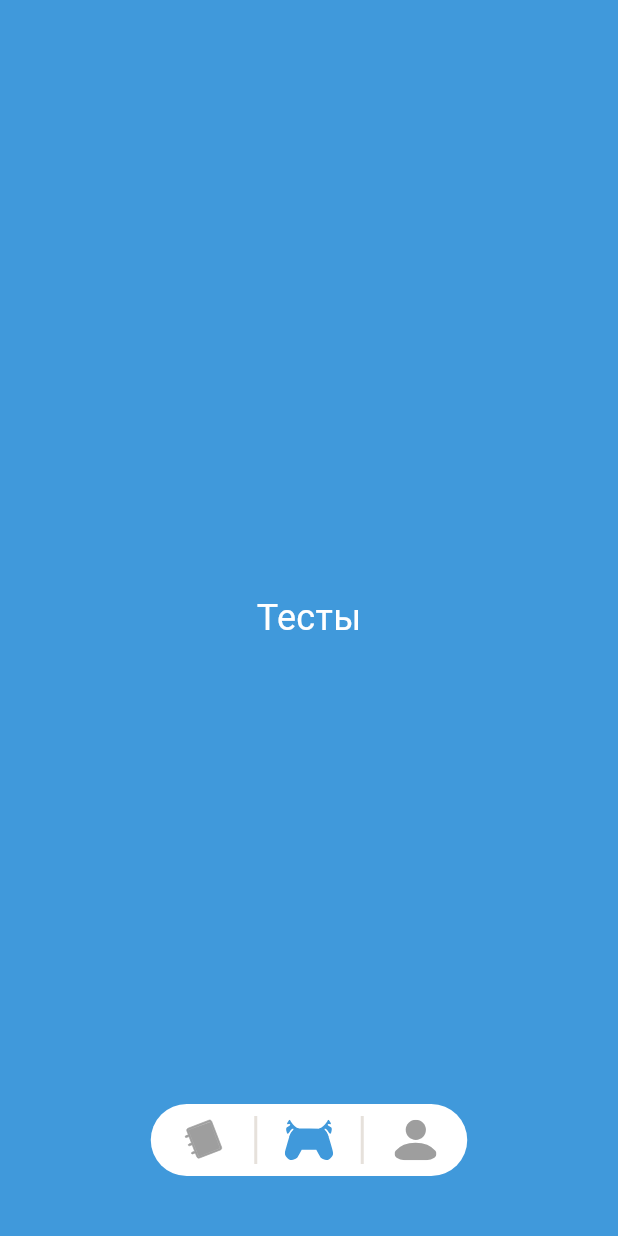
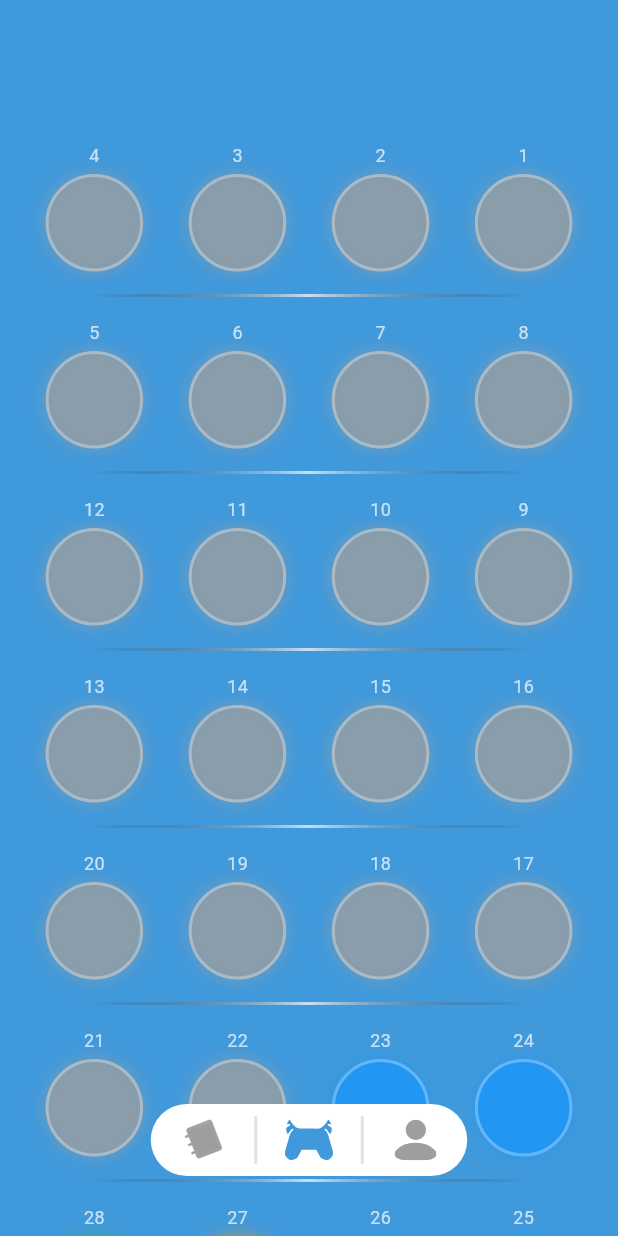
Before and after one commit to katitichka/sugarlife, a Flutter app: the screen it shows after launch, after a tap on an icon or button, on a phone screen of 412 x 824 dp. Run offline on Flutter 3.47's test engine with Material 3 defaults, Android fonts, the phone set to English and light mode, and no system bars; our stand-ins replace flutter_svg, freezed_annotation, google_fonts, sqflite; accounts and stored records are empty.

```diff
--- /dev/null
+++ b/lib/features/game_module/data/repositories/game_module_level_repository_impl.dart
@@ -0,0 +1,2 @@
+// Этот репозиторий реализую когда подключу Supabase,
+// пока вместо него Mock
--- /dev/null
+++ b/lib/features/game_module/domain/repositories/game_module_level_repository.dart
@@ -0,0 +1,6 @@
+import 'package:sugarlife/features/game_module/domain/entities/game_module_level_entity.dart';
+
+abstract interface class GameModuleLevelRepository {
+  Future<List<GameModuleLevelEntity>> getLevelsForSnake();
+  Future<GameModuleLevelEntity> getLevelById({required int levelId});
+}
--- a/lib/features/game_module/presentation/game_page.dart
+++ /dev/null
@@ -1,24 +0,0 @@
-import 'package:flutter/material.dart';
-import 'package:sugarlife/core/theme/app_color.dart';
-
-class GamePage extends StatefulWidget {
-  const GamePage({super.key});
-
-  @override
-  State<GamePage> createState() => _GamePageState();
-}
-
-class _GamePageState extends State<GamePage> {
-  @override
-  Widget build(BuildContext context) {
-    return Scaffold(
-      backgroundColor: AppColors.background,
-      body: Center(
-        child: Text(
-          'Тесты',
-          style: TextStyle(color: AppColors.mainTextColor, fontSize: 24),
-        ),
-      ),
-    );
-  }
-}
--- /dev/null
+++ b/lib/features/game_module/presentation/view/game_page.dart
@@ -0,0 +1,197 @@
+import 'package:flutter/material.dart';
+import 'package:sugarlife/core/theme/app_color.dart';
+
+class GamePage extends StatefulWidget {
+  const GamePage({super.key});
+
+  @override
+  State<GamePage> createState() => _GamePageState();
+}
+
+class _GamePageState extends State<GamePage> {
+  final int totalLessons = 28;
+
+  // Контроллер для скролла снизу вверх
+  final ScrollController _scrollController = ScrollController();
+
+  @override
+  void initState() {
+    super.initState();
+    // Прокручиваем к низу после построения (чтобы видно было начало снизу)
+    WidgetsBinding.instance.addPostFrameCallback((_) {
+      if (_scrollController.hasClients) {
+        _scrollController.animateTo(
+          _scrollController.position.maxScrollExtent,
+          duration: Duration(milliseconds: 300),
+          curve: Curves.easeOut,
+        );
+      }
+    });
+  }
+
+  @override
+  void dispose() {
+    _scrollController.dispose();
+    super.dispose();
+  }
+
+  @override
+  Widget build(BuildContext context) {
+    return Scaffold(
+      backgroundColor: AppColors.background,
+      body: SafeArea(
+        child: CustomScrollView(
+          controller: _scrollController,
+          reverse: true, // Это ключевое! Скролл начинается снизу
+          slivers: [
+            // ПУСТОЕ ПРОСТРАНСТВО СВЕРХУ (чтобы контент был виден снизу)
+            SliverToBoxAdapter(
+              child: SizedBox(height: 100), // Регулируйте высоту по необходимости
+            ),
+
+            // КАРТА УРОКОВ (начинается снизу)
+            _buildLessonsMap(),
+
+            // ОТСТУП СНИЗУ (чтобы не касалось навигации)
+            SliverToBoxAdapter(
+              child: SizedBox(height: 80), // Отступ от нижней панели
+            ),
+          ],
+        ),
+      ),
+    );
+  }
+
+  Widget _buildLessonsMap() {
+    // Для змейки снизу вверх нам нужно инвертировать порядок строк
+    List<Widget> rows = [];
+
+    // Создаем 7 строк (28 / 4 = 7), но начинаем с "низа" (последней строки)
+    for (int rowIndex = 6; rowIndex >= 0; rowIndex--) {
+      final bool isEvenRow = rowIndex % 2 == 0; // Определяем направление
+      final startIndex = rowIndex * 4;
+
+      // Создаем строку с 4 кружками
+      List<Widget> circles = [];
+      for (int i = 0; i < 4; i++) {
+        int lessonNumber = startIndex + i + 1;
+
+        // Для змейки:
+        // - Четные строки (при индексации снизу) идут справа налево
+        // - Нечетные строки идут слева направо
+        if (isEvenRow) {
+          // Четные строки (снизу): справа налево
+          lessonNumber = startIndex + (4 - i);
+        } else {
+          // Нечетные строки (снизу): слева направо
+          lessonNumber = startIndex + i + 1;
+        }
+
+        circles.add(_buildLessonCircle(lessonNumber));
+      }
+
+      // Добавляем строку кружков
+      rows.add(
+        Padding(
+          padding: EdgeInsets.symmetric(vertical: 15),
+          child: Row(
+            mainAxisAlignment: MainAxisAlignment.spaceEvenly,
+            children: circles,
+          ),
+        ),
+      );
+
+      // Добавляем соединительную линию (кроме самой верхней строки)
+      if (rowIndex > 0) {
+        rows.add(
+          Container(
+            height: 2,
+            margin: EdgeInsets.symmetric(horizontal: 60),
+            decoration: BoxDecoration(
+              gradient: LinearGradient(
+                colors: [
+                  Colors.transparent,
+                  Colors.white.withOpacity(0.7),
+                  Colors.transparent,
+                ],
+              ),
+            ),
+          ),
+        );
+      }
+    }
+
+    return SliverList(
+      delegate: SliverChildListDelegate(rows),
+    );
+  }
+
+  Widget _buildLessonCircle(int lessonNumber) {
+    // Логика состояний уроков
+    Color circleColor;
+    String status = '';
+
+    if (lessonNumber == 28) {
+      circleColor = Colors.green; // Последний (первый снизу) - выполнен
+      status = '✓';
+    } else if (lessonNumber == 27) {
+      circleColor = Colors.orange; // Текущий урок
+      status = '→';
+    } else if (lessonNumber >= 23) {
+      circleColor = Colors.blue; // Доступные уроки
+    } else {
+      circleColor = Colors.grey.withOpacity(0.6); // Заблокированные
+    }
+
+    return GestureDetector(
+      onTap: () {
+        if (lessonNumber >= 23 || lessonNumber == 28) {
+          print('Урок $lessonNumber доступен для прохождения');
+        }
+      },
+      child: Column(
+        children: [
+          // Номер урока над кружком
+          Text(
+            '$lessonNumber',
+            style: TextStyle(
+              color: Colors.white70,
+              fontSize: 12,
+            ),
+          ),
+          SizedBox(height: 4),
+          // Сам кружок
+          Container(
+            width: 65,
+            height: 65,
+            decoration: BoxDecoration(
+              color: circleColor,
+              shape: BoxShape.circle,
+              border: Border.all(
+                color: Colors.white.withOpacity(0.3),
+                width: 2,
+              ),
+              boxShadow: [
+                BoxShadow(
+                  color: circleColor.withOpacity(0.5),
+                  blurRadius: 8,
+                  spreadRadius: 1,
+                ),
+              ],
+            ),
+            child: Center(
+              child: Text(
+                status.isNotEmpty ? status : '',
+                style: TextStyle(
+                  color: Colors.white,
+                  fontSize: 24,
+                  fontWeight: FontWeight.bold,
+                ),
+              ),
+            ),
+          ),
+        ],
+      ),
+    );
+  }
+}
--- a/lib/features/profile/data/data_providers/implementations/profile_data_provider.dart
+++ b/lib/features/profile/data/data_providers/implementations/profile_data_provider.dart
@@ -1,4 +1,4 @@
-import 'package:sugarlife/features/profile/data/DTOs/profile_docs_response_dto.dart';
+import 'package:sugarlife/features/profile/data/dtos/profile_docs_response_dto.dart';
 
 abstract interface class ProfileDataProvider {
   Future<void> register({
--- a/lib/features/profile/data/data_providers/plofile_data_provider_impl.dart
+++ b/lib/features/profile/data/data_providers/plofile_data_provider_impl.dart
@@ -1,5 +1,5 @@
 import 'package:sugarlife/core/theme/app_database.dart';
-import 'package:sugarlife/features/profile/data/DTOs/profile_docs_response_dto.dart';
+import 'package:sugarlife/features/profile/data/dtos/profile_docs_response_dto.dart';
 import 'package:sugarlife/features/profile/data/data_providers/implementations/profile_data_provider.dart';
 
 class ProfileDataProviderImpl implements ProfileDataProvider {
--- a/lib/main_page.dart
+++ b/lib/main_page.dart
@@ -1,6 +1,6 @@
 import 'package:flutter/material.dart';
 import 'package:sugarlife/core/theme/app_color.dart';
-import 'package:sugarlife/features/game_module/presentation/game_page.dart';
+import 'package:sugarlife/features/game_module/presentation/view/game_page.dart';
 import 'package:sugarlife/features/profile/presentation/profile_page.dart';
 import 'package:sugarlife/features/theory_module/presentation/theory_page.dart';
 import 'package:sugarlife/features/widgets/bottom_island.dart';
```
Also changed, not shown: lib/core/enum/age_category.dart (added, +16 -0 lines), lib/core/enum/question_type.dart (added, +14 -0 lines), lib/features/game_module/data/dtos/game_module_level_dto.dart (added, +15 -0 lines), lib/features/game_module/data/dtos/game_module_question_dto.dart (added, +21 -0 lines), lib/features/game_module/data/mappers/game_module_level_dto_mapper.dart (added, +12 -0 lines), lib/features/game_module/data/mappers/game_module_question_dto_mapper.dart (added, +21 -0 lines), lib/features/game_module/data/repositories/mock_game_module_level_repository_impl.dart (added, +21 -0 lines), lib/features/game_module/domain/entities/game_module_level_entity.dart (added, +12 -0 lines), lib/features/game_module/domain/entities/game_module_question_entity.dart (added, +36 -0 lines), lib/shared/ui/main_app_bar.dart (added, +27 -0 lines), lib/features/game_module/data/dtos/game_module_level_dto.freezed.dart (added), lib/features/game_module/data/dtos/game_module_level_dto.g.dart (added), lib/features/game_module/data/dtos/game_module_question_dto.freezed.dart (added), lib/features/game_module/data/dtos/game_module_question_dto.g.dart (added), 2 more files, 3 other files.
